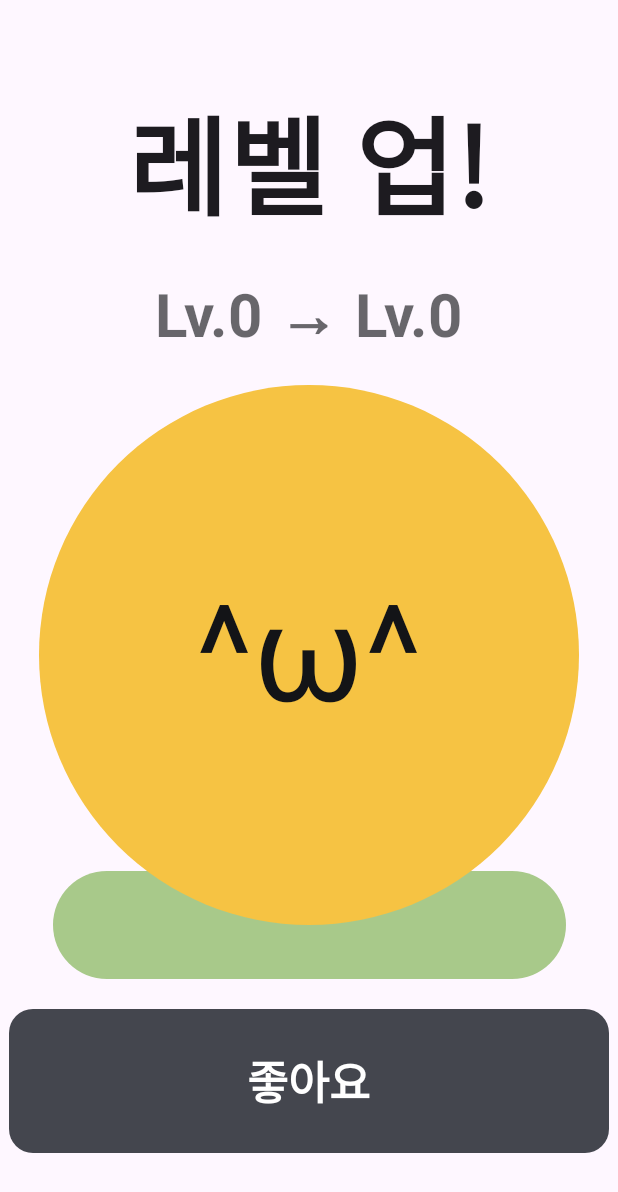
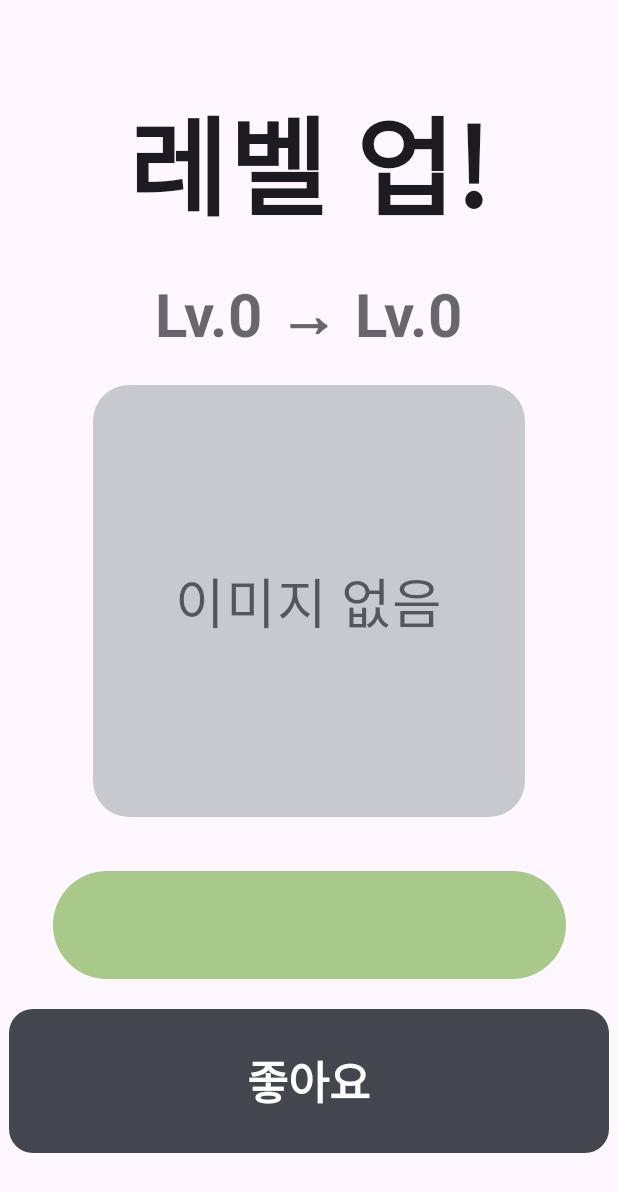
Before and after one commit to team-dandanji/DrivePet, an Android app built with Jetpack Compose: the composable LevelUpScreen called with empty values, on a phone screen of 412 x 824 dp. Shown: the top 1192 px of the screen. Run offline under Robolectric (Android 15) with nearby library versions, the phone set to English and light mode, and no system bars; network calls fail.

Commit message:
feat(app): 메인 캐릭터 그림(알·병아리·닭), 나머지 스타터는 이미지 없음 표시

```diff
--- a/app/src/main/java/com/drivepet/app/ui/components/Character.kt
+++ b/app/src/main/java/com/drivepet/app/ui/components/Character.kt
@@ -1,51 +1,56 @@
 package com.drivepet.app.ui.components
 
-import androidx.compose.foundation.BorderStroke
+import androidx.compose.foundation.Image
 import androidx.compose.foundation.background
-import androidx.compose.foundation.border
 import androidx.compose.foundation.layout.Box
 import androidx.compose.foundation.layout.height
+import androidx.compose.foundation.layout.padding
 import androidx.compose.foundation.layout.size
 import androidx.compose.foundation.layout.width
 import androidx.compose.foundation.shape.CircleShape
+import androidx.compose.foundation.shape.RoundedCornerShape
 import androidx.compose.material3.Text
 import androidx.compose.runtime.Composable
 import androidx.compose.ui.Alignment
 import androidx.compose.ui.Modifier
 import androidx.compose.ui.draw.clip
-import androidx.compose.ui.graphics.Color
+import androidx.compose.ui.layout.ContentScale
+import androidx.compose.ui.res.painterResource
+import androidx.compose.ui.unit.Dp
 import androidx.compose.ui.unit.dp
 import androidx.compose.ui.unit.sp
+import com.drivepet.app.R
 import com.drivepet.app.domain.Mood
 import com.drivepet.app.ui.theme.DpColors
 
-private val EggWhite = Color(0xFFF2F2F2)
-
-private fun faceOf(mood: Mood) = when (mood) {
-    Mood.NORMAL -> "·ω·"
-    Mood.HAPPY -> "^ω^"
-    Mood.HUNGRY -> "´ω`"
-    Mood.WORRIED -> "•﹏•"
-    Mood.SICK_1, Mood.SICK_2, Mood.SICK_3 -> "×﹏×"
-}
-
-/** 그림이 나오기 전까지의 자리 표시: 계열별 색 원 + 표정 문자, stage마다 크기(1: 240, 2: 300, 3: 360dp). */
+/**
+ * 캐릭터 그림. 메인 캐릭터(STARTER_1)만 피그마 APP Graphic(`134:15508`) 그림이 있고 나머지는 "이미지 없음".
+ * 크기는 stage마다 1: 240, 2: 300, 3: 360dp(14 레벨업 연출이 이 비율을 쓴다). 표정 그림이 없어 [mood]는 그림에 쓰지 않는다(말풍선·태그로 보인다).
+ */
+@Suppress("UNUSED_PARAMETER")
 @Composable
 fun Character(starter: String, stage: Int, mood: Mood, modifier: Modifier = Modifier) {
     val size = when (stage) { 1 -> 240.dp; 2 -> 300.dp; else -> 360.dp }
-    val color = when (starter) {
-        "STARTER_2" -> Color(0xFF7CC46B)
-        "STARTER_3" -> EggWhite
-        else -> Color(0xFFF6C343)
-    }
     Box(modifier.width(size).height(size * 1.1f), contentAlignment = Alignment.BottomCenter) {
         Box(Modifier.width(size * 0.95f).height(size * 0.2f).clip(CircleShape).background(DpColors.Ground))
-        Box(
-            Modifier.align(Alignment.TopCenter).size(size).clip(CircleShape).background(color)
-                .then(if (starter == "STARTER_3") Modifier.border(BorderStroke(2.dp, DpColors.TrackInactive), CircleShape) else Modifier),
-            contentAlignment = Alignment.Center,
-        ) {
-            Text(faceOf(mood), fontSize = (size.value / 4).sp, color = DpColors.Text)
+        val art = if (starter == "STARTER_1") when (stage) {
+            1 -> R.drawable.pet_starter1_stage1
+            2 -> R.drawable.pet_starter1_stage2
+            else -> R.drawable.pet_starter1_stage3
+        } else null
+        if (art != null) {
+            // 발이 바닥 그림자 가운데쯤 오도록 아래를 조금 띄운다.
+            Image(painterResource(art), null, Modifier.align(Alignment.TopCenter).size(size).padding(bottom = size * 0.02f), contentScale = ContentScale.Fit)
+        } else {
+            NoImage(size, Modifier.align(Alignment.TopCenter))
         }
     }
 }
+
+/** 그림이 없는 캐릭터 자리표시. */
+@Composable
+fun NoImage(size: Dp, modifier: Modifier = Modifier) {
+    Box(modifier.size(size * 0.8f).clip(RoundedCornerShape(24.dp)).background(DpColors.TrackInactive), contentAlignment = Alignment.Center) {
+        Text("이미지 없음", fontSize = (size.value / 10).sp, color = DpColors.TextTertiary)
+    }
+}
--- /dev/null
+++ b/app/src/main/res/drawable/pet_starter1_stage1.xml
@@ -0,0 +1,7 @@
+<?xml version="1.0" encoding="utf-8"?>
+<!-- 피그마 APP Graphic(LVJcQ8Cjio1BUABnSWzC6h, 134:15508)에서 내보낸 SVG를 옮긴 것 -->
+<vector xmlns:android="http://schemas.android.com/apk/res/android"
+    android:width="128dp" android:height="148dp"
+    android:viewportWidth="128.15" android:viewportHeight="147.96">
+    <path android:pathData="M128.15 80.98C128.15 121.84 99.46 147.96 64.08 147.96C28.7 147.96 0 121.84 0 80.98C0 40.12 28.69 0 64.07 0C99.45 0 128.14 40.12 128.14 80.98H128.15Z" android:fillColor="#FFCE78"/>
+</vector>
--- /dev/null
+++ b/app/src/main/res/drawable/pet_starter1_stage2.xml
@@ -0,0 +1,15 @@
+<?xml version="1.0" encoding="utf-8"?>
+<!-- 피그마 APP Graphic(LVJcQ8Cjio1BUABnSWzC6h, 134:15508)에서 내보낸 SVG를 옮긴 것 -->
+<vector xmlns:android="http://schemas.android.com/apk/res/android"
+    android:width="185dp" android:height="194dp"
+    android:viewportWidth="184.568" android:viewportHeight="194.362">
+    <path android:pathData="M77.5554 179.82L87.3354 169.18C89.8154 166.48 93.3754 165.03 97.0354 165.23C100.745 165.43 104.155 167.3 106.325 170.32L115.075 182.49C116.445 184.39 114.465 186.89 112.305 186L104.315 182.71C103.405 182.34 102.365 182.73 101.935 183.62L97.3854 193.05C96.5154 194.86 93.9054 194.78 93.1354 192.92L89.0854 183.08C88.7354 182.24 87.8254 181.77 86.9354 181.98L79.8054 183.66C77.5754 184.19 76.0054 181.51 77.5554 179.82Z" android:fillColor="#E87636"/>
+    <path android:pathData="M47.1254 154.3L26.4954 158.97C24.4054 159.44 24.7655 162.53 26.9155 162.5L31.5254 162.44C32.5654 162.43 33.0955 163.69 32.3555 164.42L24.8655 171.91C23.7455 173.24 24.9855 175.23 26.6755 174.8L40.6755 172.66C42.1555 172.43 43.5054 173.55 43.5554 175.05L43.8054 182.08C44.2354 183.85 46.7254 183.92 47.2554 182.17L55.6655 164.98C56.1355 164.02 56.4655 162.97 56.4855 161.9C56.5855 157.13 52.1355 153.17 47.1355 154.3H47.1254Z" android:fillColor="#E87636"/>
+    <path android:pathData="M22.3654 49.56C42.5354 40.4 53.0754 45.26 57.0954 58.39C57.0954 58.39 60.9954 86.92 34.5854 109.24C17.1854 123.94 5.34544 107.26 1.74544 96.11C1.74544 96.11 -8.89455 63.77 22.3654 49.57V49.56Z" android:fillColor="#F4AB2E"/>
+    <path android:pathData="M139.835 33.63C127.675 13.48 105.575 0 80.3154 0C41.9454 0 10.8454 31.1 10.8454 69.47V96.58C10.8454 138.54 43.7754 172.56 84.3854 172.56H90.0454C141.605 172.56 183.405 130.76 183.405 79.2V77.21C183.405 53.14 163.895 33.63 139.825 33.63H139.835Z" android:fillColor="#F5B537"/>
+    <path android:pathData="M79.2954 64.78C82.8798 64.78 85.7854 61.8967 85.7854 58.34C85.7854 54.7833 82.8798 51.9 79.2954 51.9C75.7111 51.9 72.8054 54.7833 72.8054 58.34C72.8054 61.8967 75.7111 64.78 79.2954 64.78Z" android:fillColor="#040000"/>
+    <path android:pathData="M28.0054 64.78C31.17 64.78 33.7354 61.8967 33.7354 58.34C33.7354 54.7833 31.17 51.9 28.0054 51.9C24.8408 51.9 22.2754 54.7833 22.2754 58.34C22.2754 61.8967 24.8408 64.78 28.0054 64.78Z" android:fillColor="#040000"/>
+    <path android:pathData="M149.635 49.56C169.805 40.4 180.345 45.26 184.365 58.39C184.365 58.39 188.265 86.92 161.855 109.24C144.455 123.94 132.615 107.26 129.015 96.11C129.015 96.11 118.375 63.77 149.635 49.57V49.56Z" android:fillColor="#F4AB2E"/>
+    <path android:pathData="M46.6954 82.17C47.3454 82.78 56.3454 75.13 55.6954 74.51C55.6954 72.32 37.6954 72.32 37.6954 74.51C37.1754 74.99 46.1054 82.68 46.6954 82.17Z" android:fillColor="#E87636"/>
+    <path android:pathData="M46.7054 61.91C45.7454 61.01 32.4954 72.28 33.4554 73.18C33.4554 76.4 59.9654 76.4 59.9654 73.18C60.7354 72.48 47.5754 61.15 46.7154 61.91H46.7054Z" android:fillColor="#EA823D"/>
+</vector>
--- /dev/null
+++ b/app/src/main/res/drawable/pet_starter1_stage3.xml
@@ -0,0 +1,21 @@
+<?xml version="1.0" encoding="utf-8"?>
+<!-- 피그마 APP Graphic(LVJcQ8Cjio1BUABnSWzC6h, 134:15508)에서 내보낸 SVG를 옮긴 것 -->
+<vector xmlns:android="http://schemas.android.com/apk/res/android"
+    android:width="267dp" android:height="328dp"
+    android:viewportWidth="266.739" android:viewportHeight="327.705">
+    <path android:pathData="M131.379 182.222C133.919 182.132 136.759 181.862 139.769 181.322C141.349 178.242 142.639 174.902 143.659 171.702C139.879 174.772 135.479 177.722 130.829 179.562C129.389 180.132 129.829 182.282 131.379 182.222Z" android:fillColor="#EADCCE"/>
+    <path android:pathData="M145.4 126.852L103.27 116.362C59.0296 105.342 14.2295 132.272 3.20951 176.512L0.539585 187.222C-1.87041 196.882 4.0196 206.672 13.6796 209.082L55.8095 219.572C90.9195 228.322 126.38 213.152 145.02 184.412C146.2 182.602 144.54 180.292 142.43 180.772C141.52 180.982 140.63 181.152 139.76 181.312C136.75 181.852 133.91 182.122 131.37 182.212C129.82 182.262 129.379 180.122 130.819 179.552C135.479 177.712 139.88 174.762 143.65 171.692C144.28 171.182 144.9 170.662 145.49 170.152C151.96 164.542 156.46 157.012 158.53 148.702C160.94 139.042 155.05 129.252 145.39 126.842L145.4 126.852Z" android:fillColor="#F2E5D7"/>
+    <path android:pathData="M115.109 313.162L124.89 302.522C127.37 299.822 130.929 298.372 134.589 298.572C138.299 298.772 141.71 300.642 143.88 303.662L152.63 315.832C154 317.732 152.019 320.232 149.859 319.342L141.869 316.052C140.959 315.682 139.919 316.072 139.489 316.962L134.939 326.392C134.069 328.202 131.459 328.122 130.689 326.262L126.64 316.422C126.29 315.582 125.379 315.112 124.489 315.322L117.359 317.002C115.129 317.532 113.559 314.852 115.109 313.162Z" android:fillColor="#E87636"/>
+    <path android:pathData="M84.6796 284.342L64.0496 289.012C61.9596 289.482 62.3195 292.572 64.4695 292.542L69.0795 292.482C70.1195 292.472 70.6496 293.732 69.9096 294.462L62.4196 301.952C61.2996 303.282 62.5395 305.272 64.2295 304.842L78.2295 302.702C79.7095 302.472 81.0596 303.592 81.1096 305.092L81.3596 312.122C81.7896 313.892 84.2795 313.962 84.8095 312.212L93.2195 295.022C93.6895 294.062 94.0196 293.012 94.0396 291.942C94.1396 287.172 89.6895 283.212 84.6895 284.342H84.6796Z" android:fillColor="#E87636"/>
+    <path android:pathData="M142.469 267.802C142.469 263.24 138.774 259.542 134.214 259.542C129.655 259.542 125.959 263.24 125.959 267.802V303.962C125.959 308.524 129.655 312.222 134.214 312.222C138.774 312.222 142.469 308.524 142.469 303.962V267.802Z" android:fillColor="#E87636"/>
+    <path android:pathData="M94.4695 255.102C94.4695 250.541 90.7736 246.842 86.2145 246.842C81.6554 246.842 77.9595 250.541 77.9595 255.102V290.222C77.9595 294.784 81.6554 298.482 86.2145 298.482C90.7736 298.482 94.4695 294.784 94.4695 290.222V255.102Z" android:fillColor="#E87636"/>
+    <path android:pathData="M226.419 231.332C266.989 188.612 261.009 143.732 259.509 130.762C258.559 122.602 252.259 125.282 246.449 129.722C250.089 125.702 253.479 121.022 254.229 116.892C255.289 111.042 243.919 113.422 230.969 117.852C209.399 125.242 186.809 129.262 164.019 130.112C157.039 130.372 149.499 130.752 141.369 131.252C138.399 131.432 135.469 131.692 132.579 132.022L124.399 69.7424C120.579 40.6624 95.0295 19.4924 65.9095 21.2724C35.2695 23.1324 11.9494 49.6024 13.8194 80.4024L19.7094 177.272C23.0894 232.892 70.6995 275.262 126.05 271.892L149.829 270.202C168.779 269.052 186.249 262.532 201.169 252.942V252.972C201.289 252.892 201.399 252.802 201.519 252.722C210.939 246.622 219.339 239.302 226.439 231.332H226.419Z" android:fillColor="#F7EFE4"/>
+    <path android:pathData="M77.4095 80.3524C80.9939 80.3524 83.8995 77.4691 83.8995 73.9124C83.8995 70.3557 80.9939 67.4724 77.4095 67.4724C73.8252 67.4724 70.9196 70.3557 70.9196 73.9124C70.9196 77.4691 73.8252 80.3524 77.4095 80.3524Z" android:fillColor="#040000"/>
+    <path android:pathData="M26.1095 80.3524C29.2741 80.3524 31.8395 77.4691 31.8395 73.9124C31.8395 70.3557 29.2741 67.4724 26.1095 67.4724C22.9449 67.4724 20.3795 70.3557 20.3795 73.9124C20.3795 77.4691 22.9449 80.3524 26.1095 80.3524Z" android:fillColor="#040000"/>
+    <path android:pathData="M36.3895 43.1824L20.6595 28.2324C16.0095 23.8124 16.1495 16.3724 20.9495 12.1224C25.4895 8.10238 32.4396 8.55238 36.4296 13.1324L41.5195 18.9724C41.7295 19.2224 42.1295 18.9724 42.0095 18.6724L39.3094 11.8424C37.5094 7.28238 39.8495 2.14238 44.4695 0.502383C49.0295 -1.11762 54.0194 1.31238 55.5694 5.89238L58.0795 13.3324C58.1795 13.6224 58.5995 13.5824 58.6395 13.2824L59.3194 8.14238C59.9494 3.39238 64.3095 0.0623825 69.0495 0.692383L69.9195 0.812383C74.6595 1.45238 77.9895 5.81238 77.3495 10.5524L75.3094 25.6524C74.8894 28.7624 72.5495 31.3224 69.4595 31.8924C61.0195 33.4524 54.0896 37.2924 48.4296 43.0224C45.1396 46.3424 39.7795 46.3924 36.3995 43.1724L36.3895 43.1824Z" android:fillColor="#F4592F"/>
+    <path android:pathData="M43.7194 100.492L39.1695 107.952C36.9895 111.522 37.5395 116.122 40.4995 119.072C43.6795 122.252 48.6994 122.622 52.3094 119.942L52.7595 119.612C56.4495 116.872 57.5094 111.792 55.2094 107.802L50.9895 100.492H43.7194Z" android:fillColor="#F4592F"/>
+    <path android:pathData="M46.8595 106.022C47.4895 106.652 56.7095 99.2524 56.0795 98.6224C56.1395 96.4424 38.1395 95.9224 38.0795 98.1124C37.5395 98.5724 46.2595 106.522 46.8595 106.022Z" android:fillColor="#D87736"/>
+    <path android:pathData="M47.4495 85.7724C46.5195 84.8424 32.9495 95.7324 33.8795 96.6624C33.7895 99.8824 60.2895 100.632 60.3795 97.4124C61.1695 96.7324 48.3395 85.0324 47.4495 85.7724Z" android:fillColor="#E89B3F"/>
+    <path android:pathData="M239.05 182.222C241.59 182.132 244.429 181.862 247.439 181.322C249.019 178.242 250.309 174.902 251.329 171.702C247.549 174.772 243.149 177.722 238.499 179.562C237.059 180.132 237.5 182.282 239.05 182.222Z" android:fillColor="#EADCCE"/>
+    <path android:pathData="M253.069 126.852L210.939 116.362C166.699 105.342 121.9 132.272 110.88 176.512L108.21 187.222C105.8 196.882 111.69 206.672 121.35 209.082L163.48 219.572C198.59 228.322 234.049 213.152 252.689 184.412C253.869 182.602 252.21 180.292 250.1 180.772C249.19 180.982 248.3 181.152 247.43 181.312C244.42 181.852 241.58 182.122 239.04 182.212C237.49 182.262 237.05 180.122 238.49 179.552C243.15 177.712 247.549 174.762 251.319 171.692C251.949 171.182 252.57 170.662 253.16 170.152C259.63 164.542 264.129 157.012 266.199 148.702C268.609 139.042 262.719 129.252 253.059 126.842L253.069 126.852Z" android:fillColor="#F2E5D7"/>
+</vector>
```
